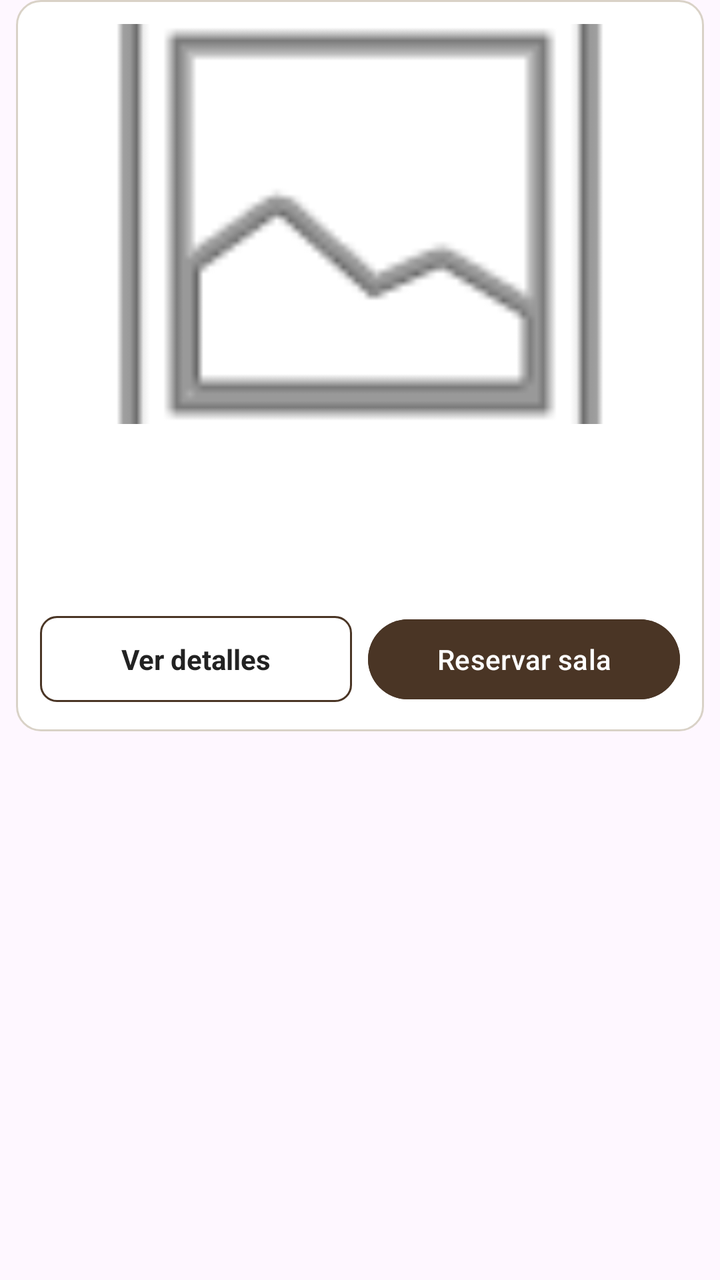
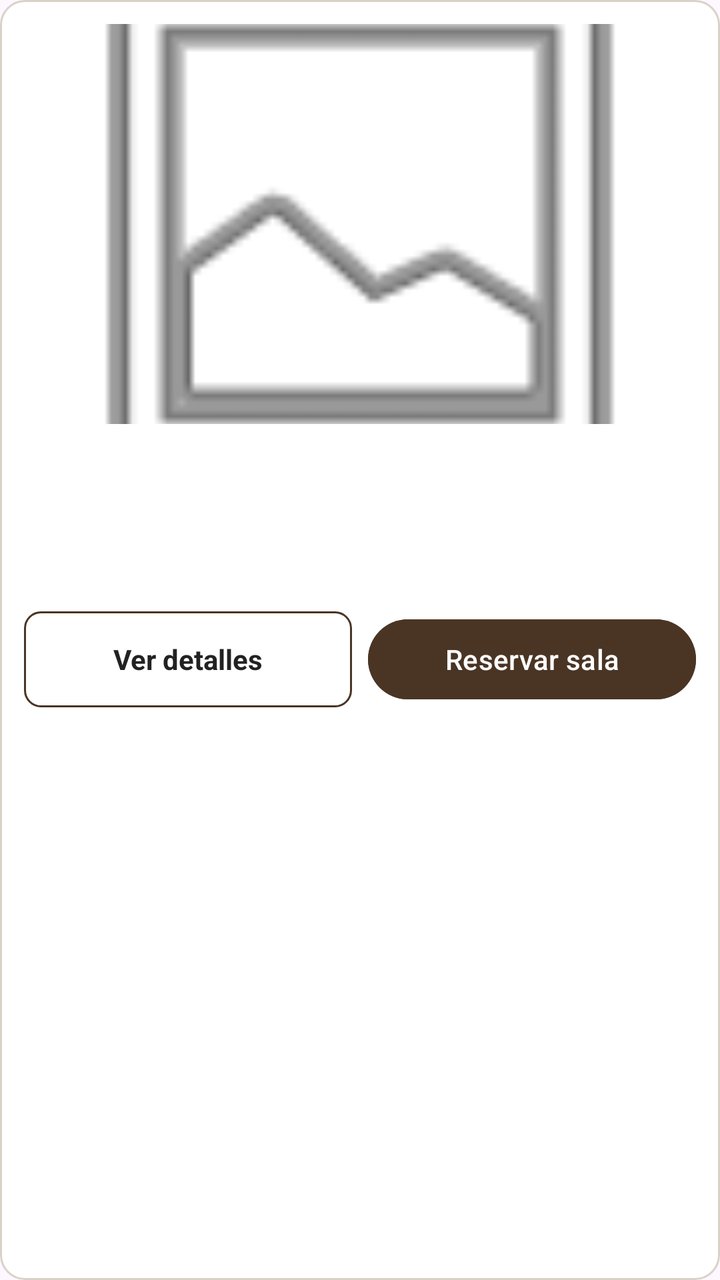

Two renders of the same Android screen: before a commit and after it. Below are the layout's source before the change and the commit's diff.
<!-- AndroidManifest.xml: application theme Theme.MeetHub -->
<!-- res/layout/item_sala.xml -->
<?xml version="1.0" encoding="utf-8"?>
<androidx.constraintlayout.widget.ConstraintLayout xmlns:android="http://schemas.android.com/apk/res/android"
    android:layout_width="match_parent"
    android:layout_height="match_parent">

    <LinearLayout
        xmlns:android="http://schemas.android.com/apk/res/android"
        xmlns:app="http://schemas.android.com/apk/res-auto"
        android:layout_width="match_parent"
        android:layout_height="wrap_content"
        android:orientation="vertical"
        android:background="@drawable/fondo_tarjeta"
        android:padding="12dp"
        android:layout_marginLeft="8dp"
        android:layout_marginRight="8dp"
        android:layout_marginBottom="8dp">

        <ImageView
            android:id="@+id/imgSala"
            android:layout_width="match_parent"
            android:layout_height="200dp"
            android:scaleType="centerCrop"
            android:src="@android:drawable/ic_menu_gallery" />

        <TextView
            android:id="@+id/txtNombreSala"
            android:layout_width="match_parent"
            android:layout_height="wrap_content"
            android:textSize="20sp"
            android:textStyle="bold"
            android:textColor="@color/azul_oscuro"
            android:layout_marginTop="10dp" />

        <TextView
            android:id="@+id/txtCapacidad"
            android:layout_width="match_parent"
            android:layout_height="wrap_content"
            android:textSize="14sp"
            android:layout_marginTop="4dp"
            android:textColor="@color/texto" />

        <TextView
            android:id="@+id/txtEquipamiento"
            android:layout_width="match_parent"
            android:layout_height="wrap_content"
            android:textSize="13sp"
            android:textColor="@color/azul_enlace"
            android:layout_marginTop="4dp" />

        <LinearLayout
            android:layout_width="match_parent"
            android:layout_height="wrap_content"
            android:orientation="horizontal"
            android:layout_marginTop="12dp"
            android:gravity="center_vertical">

            <TextView
                android:id="@+id/btnVerDetalles"
                android:layout_width="0dp"
                android:layout_height="wrap_content"
                android:text="@string/sala_btn_detalles"
                android:background="@drawable/fondo_btn_borde"
                android:textColor="@color/texto"
                android:textStyle="bold"
                android:textSize="14sp"
                android:gravity="center"
                android:padding="12dp"
                android:clickable="true"
                android:focusable="true"
                android:layout_weight="1"
                android:layout_marginRight="4dp" />

            <Button
                android:id="@+id/btnReservar"
                android:layout_width="0dp"
                android:layout_height="wrap_content"
                android:text="@string/sala_btn_reservar"
                android:backgroundTint="@color/cafe"
                android:textColor="@color/blanco"
                android:layout_marginTop="0dp"
                android:layout_weight="1"
                android:layout_marginLeft="4dp" />
        </LinearLayout>
    </LinearLayout>

</androidx.constraintlayout.widget.ConstraintLayout>
<!-- resources referenced by this layout -->
<resources>
  <color name="azul_enlace">#3F5F84</color>
  <color name="azul_oscuro">#2B3E50</color>
  <color name="blanco">#FFFFFF</color>
  <color name="cafe">#4A3525</color>
  <color name="texto">#222222</color>
  <!-- drawable fondo_btn_borde (drawable) -->
  <?xml version="1.0" encoding="utf-8"?>
  <shape xmlns:android="http://schemas.android.com/apk/res/android"
      android:shape="rectangle">
      <solid android:color="@color/blanco" />
      <corners android:radius="8dp" />
      <stroke
          android:width="1dp"
          android:color="@color/cafe" />
  </shape>
  <!-- drawable fondo_tarjeta (drawable) -->
  <?xml version="1.0" encoding="utf-8"?>
  <shape xmlns:android="http://schemas.android.com/apk/res/android"
      android:shape="rectangle">
      <solid android:color="@color/blanco" />
      <corners android:radius="12dp" />
      <stroke
          android:width="1dp"
          android:color="@color/borde" />
  </shape>
  <string name="sala_btn_detalles">Ver detalles</string>
  <string name="sala_btn_reservar">Reservar sala</string>
  <style name="Theme.MeetHub" parent="Base.Theme.MeetHub" />
  <color name="borde">#D9D2C7</color>
  <style name="Base.Theme.MeetHub" parent="Theme.Material3.DayNight.NoActionBar">
          
          
      </style>
</resources>

<!-- the commit's change to res/layout/item_sala.xml (unified diff, before → after) -->
@@ -1,86 +1,81 @@
 <?xml version="1.0" encoding="utf-8"?>
-<androidx.constraintlayout.widget.ConstraintLayout xmlns:android="http://schemas.android.com/apk/res/android"
+<LinearLayout
+xmlns:android="http://schemas.android.com/apk/res/android"
+xmlns:app="http://schemas.android.com/apk/res-auto"
     android:layout_width="match_parent"
-    android:layout_height="match_parent">
+    android:layout_height="wrap_content"
+    android:orientation="vertical"
+    android:background="@drawable/fondo_tarjeta"
+    android:padding="12dp"
+    android:layout_marginLeft="8dp"
+    android:layout_marginRight="8dp"
+    android:layout_marginBottom="8dp">
+
+    <ImageView
+        android:id="@+id/imgSala"
+        android:layout_width="match_parent"
+        android:layout_height="200dp"
+        android:scaleType="centerCrop"
+        android:src="@android:drawable/ic_menu_gallery" />
+
+    <TextView
+        android:id="@+id/txtNombreSala"
+        android:layout_width="match_parent"
+        android:layout_height="wrap_content"
+        android:textSize="20sp"
+        android:textStyle="bold"
+        android:textColor="@color/azul_oscuro"
+        android:layout_marginTop="10dp" />
+
+    <TextView
+        android:id="@+id/txtCapacidad"
+        android:layout_width="match_parent"
+        android:layout_height="wrap_content"
+        android:textSize="14sp"
+        android:layout_marginTop="4dp"
+        android:textColor="@color/texto" />
+
+    <TextView
+        android:id="@+id/txtEquipamiento"
+        android:layout_width="match_parent"
+        android:layout_height="wrap_content"
+        android:textSize="13sp"
+        android:textColor="@color/azul_enlace"
+        android:layout_marginTop="4dp" />
 
     <LinearLayout
-        xmlns:android="http://schemas.android.com/apk/res/android"
-        xmlns:app="http://schemas.android.com/apk/res-auto"
         android:layout_width="match_parent"
         android:layout_height="wrap_content"
-        android:orientation="vertical"
-        android:background="@drawable/fondo_tarjeta"
-        android:padding="12dp"
-        android:layout_marginLeft="8dp"
-        android:layout_marginRight="8dp"
-        android:layout_marginBottom="8dp">
-
-        <ImageView
-            android:id="@+id/imgSala"
-            android:layout_width="match_parent"
-            android:layout_height="200dp"
-            android:scaleType="centerCrop"
-            android:src="@android:drawable/ic_menu_gallery" />
+        android:orientation="horizontal"
+        android:layout_marginTop="12dp"
+        android:gravity="center_vertical">
 
         <TextView
-            android:id="@+id/txtNombreSala"
-            android:layout_width="match_parent"
+            android:id="@+id/btnVerDetalles"
+            android:layout_width="0dp"
             android:layout_height="wrap_content"
-            android:textSize="20sp"
+            android:text="@string/sala_btn_detalles"
+            android:background="@drawable/fondo_btn_borde"
+            android:textColor="@color/texto"
             android:textStyle="bold"
-            android:textColor="@color/azul_oscuro"
-            android:layout_marginTop="10dp" />
+            android:textSize="14sp"
+            android:gravity="center"
+            android:padding="12dp"
+            android:clickable="true"
+            android:focusable="true"
+            android:minHeight="48dp"
+            android:layout_weight="1"
+            android:layout_marginRight="4dp" />
 
-        <TextView
-            android:id="@+id/txtCapacidad"
-            android:layout_width="match_parent"
+        <Button
+            android:id="@+id/btnReservar"
+            android:layout_width="0dp"
             android:layout_height="wrap_content"
-            android:textSize="14sp"
-            android:layout_marginTop="4dp"
-            android:textColor="@color/texto" />
-
-        <TextView
-            android:id="@+id/txtEquipamiento"
-            android:layout_width="match_parent"
-            android:layout_height="wrap_content"
-            android:textSize="13sp"
-            android:textColor="@color/azul_enlace"
-            android:layout_marginTop="4dp" />
-
-        <LinearLayout
-            android:layout_width="match_parent"
-            android:layout_height="wrap_content"
-            android:orientation="horizontal"
-            android:layout_marginTop="12dp"
-            android:gravity="center_vertical">
-
-            <TextView
-                android:id="@+id/btnVerDetalles"
-                android:layout_width="0dp"
-                android:layout_height="wrap_content"
-                android:text="@string/sala_btn_detalles"
-                android:background="@drawable/fondo_btn_borde"
-                android:textColor="@color/texto"
-                android:textStyle="bold"
-                android:textSize="14sp"
-                android:gravity="center"
-                android:padding="12dp"
-                android:clickable="true"
-                android:focusable="true"
-                android:layout_weight="1"
-                android:layout_marginRight="4dp" />
-
-            <Button
-                android:id="@+id/btnReservar"
-                android:layout_width="0dp"
-                android:layout_height="wrap_content"
-                android:text="@string/sala_btn_reservar"
-                android:backgroundTint="@color/cafe"
-                android:textColor="@color/blanco"
-                android:layout_marginTop="0dp"
-                android:layout_weight="1"
-                android:layout_marginLeft="4dp" />
-        </LinearLayout>
+            android:text="@string/sala_btn_reservar"
+            android:backgroundTint="@color/cafe"
+            android:textColor="@color/blanco"
+            android:layout_marginTop="0dp"
+            android:layout_weight="1"
+            android:layout_marginLeft="4dp" />
     </LinearLayout>
-
-</androidx.constraintlayout.widget.ConstraintLayout>
+</LinearLayout>
